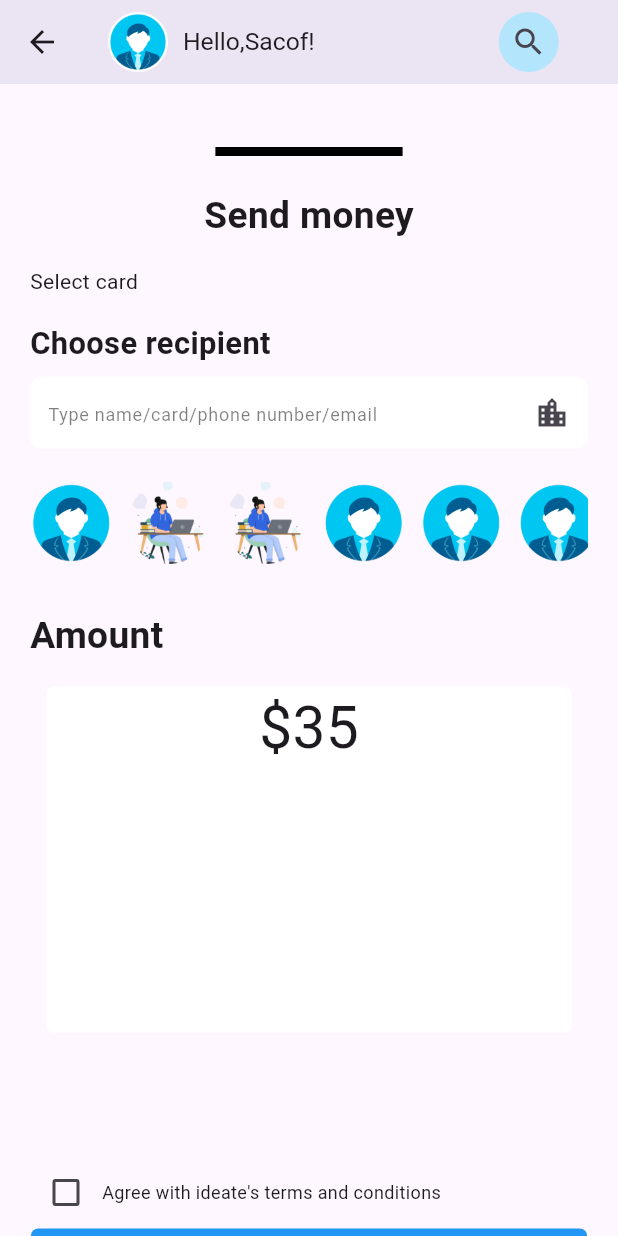
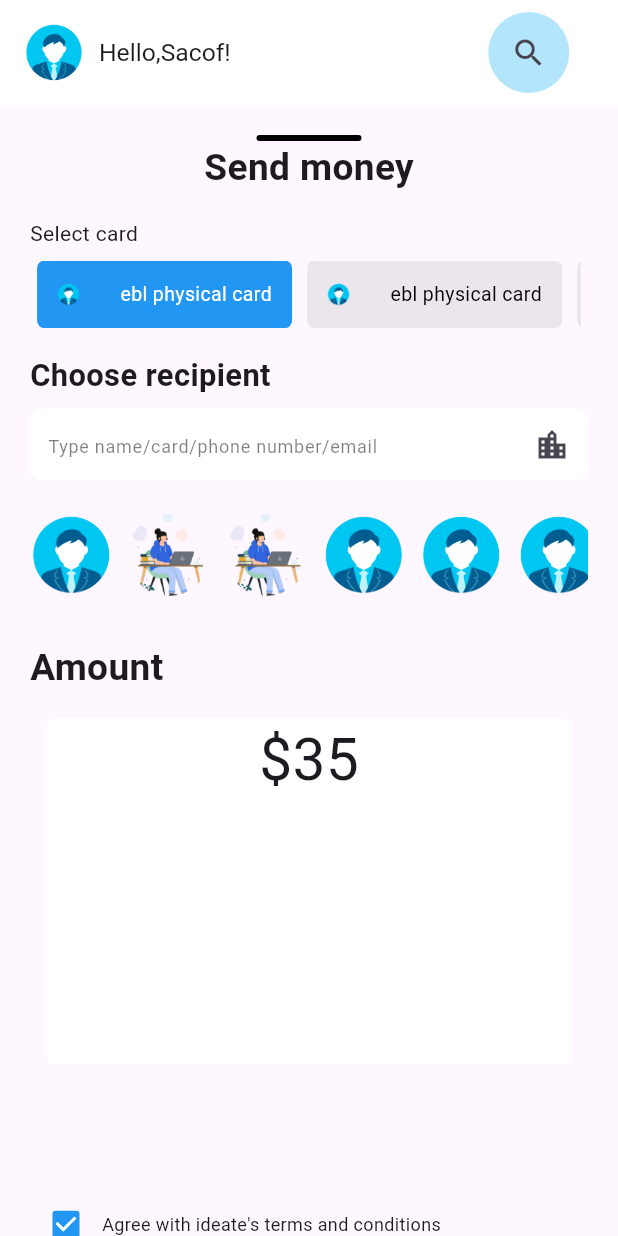
Before and after one commit to Honorine684/fluterrDay02, a Flutter app: the SnakeNavigationBarExampleScreen screen opened directly, scrolled down 310 dp, after a tap on "Send", on a phone screen of 412 x 824 dp. Run offline on Flutter 3.47's test engine with Material 3 defaults, Android fonts, the phone set to English and light mode, and no system bars; our stand-ins replace fl_chart, flutter_snake_navigationbar, shared_preferences, sqflite; missing offline and left inert: u_credit_card; accounts and stored records are empty.

Commit message:
UPDATE[Bottom navigation bar],ADD[verification champ email login et signup]

```diff
--- a/pay/lib/Home.dart
+++ b/pay/lib/Home.dart
@@ -3,6 +3,7 @@ import 'package:pay/JsonModels/User.dart';
 import 'package:pay/SQLite/sqlite.dart';
 import 'package:pay/SendMoney.dart';
 import 'package:shared_preferences/shared_preferences.dart';
+
 
 class Home extends StatefulWidget {
   const Home({super.key});
@@ -172,12 +173,35 @@ String dropdownvalue = 'All';
         child: Column(
           mainAxisAlignment: MainAxisAlignment.start,
           children: [
+           /* Row(
+              children: [
+                CreditCardUi(
+                  width: 300,
+                  cardHolderFullName: 'John Doe',
+                  cardNumber: '1234567812345678',
+                  validFrom: '01/23',
+                  validThru: '01/28',
+                  topLeftColor: Colors.blue,
+                  doesSupportNfc: true,
+                  placeNfcIconAtTheEnd: true,
+                  cardType: CardType.debit,
+                  cardProviderLogo: FlutterLogo(),
+                  cardProviderLogoPosition: CardProviderLogoPosition.right,
+                  showBalance: true,
+                  balance: 128.32434343,
+                  autoHideBalance: true,
+                  enableFlipping: true,
+                  cvvNumber: '123',
+                  ),
+              ],
+            ),*/
             SizedBox(
               height: hauteurEcran * 0.02,
             ),
             Padding(
               padding: EdgeInsets.only(right: 10, left: 10),
-              child: Container(
+              child:
+              Container(
                 // margin: EdgeInsets.only(right: 10,left: 10),
                 width: largeurEcran * 0.95,
                 height: hauteurEcran * 0.20,
@@ -307,14 +331,12 @@ String dropdownvalue = 'All';
                       Icons.send,
                       color: Colors.black,
                     ),
-                    onPressed: () => setState(() {
-                      Navigator.push(
-                          context,
-                          MaterialPageRoute(
-                              builder: (context) => const Sendmoney()));
+                   onPressed: () => setState(() {
+                      Navigator.push(context, MaterialPageRoute(builder: (context)=> const Sendmoney()));
                     }),
                   ),
                 ),
+
                 Container(
                   margin: EdgeInsets.all(5),
                   width: largeurEcran * 0.28,
@@ -455,9 +477,9 @@ String dropdownvalue = 'All';
                 ),
               ),
             ),
-          ],
-        ),
-      ),
-    );
+
+        ]),
+
+    ));
   }
 }
--- a/pay/lib/SendMoney.dart
+++ b/pay/lib/SendMoney.dart
@@ -11,6 +11,33 @@ class Sendmoney extends StatefulWidget {
   }
 }
 
+final List<Map<String,String>> card = [
+{
+  "image":"assets/images/avatar.png",
+  "texte":"ebl physical card"
+},
+{
+  "image":"assets/images/avatar.png",
+  "texte":"ebl physical card"
+},
+{
+  "image":"assets/images/avatar.png",
+  "texte":"ebl physical card"
+},
+{
+  "image":"assets/images/avatar.png",
+  "texte":"ebl physical card"
+},
+{
+  "image":"assets/images/avatar.png",
+  "texte":"ebl physical card"
+},
+{
+  "image":"assets/images/avatar.png",
+  "texte":"ebl physical card"
+},
+];
+
 class SendmoneyState extends State<Sendmoney> {
   bool voirRecherche = false;
   final searchController = TextEditingController();
@@ -19,24 +46,20 @@ class SendmoneyState extends State<Sendmoney> {
     searchController.dispose();
     super.dispose();
   }
+ int indexSelectione = 0;
 
-  int tag = 1;
-  List<String> tags = [];
-  List<String> options = [
-    "Physical abi card",
-    "Physical abi card",
-    "Physical abi card",
-  ];
+
   @override
   Widget build(BuildContext context) {
     final largeurEcran = MediaQuery.of(context).size.width;
     final hauteurEcran = MediaQuery.of(context).size.height;
-    bool? isChecked = false;
+    bool? isChecked = true;
     return Scaffold(
       //extendBodyBehindAppBar: true,
       appBar: AppBar(
-        backgroundColor: const Color.fromARGB(129, 255, 255, 255),
-        elevation: 10,
+        backgroundColor: Colors.white,
+        toolbarHeight: 70,
+        automaticallyImplyLeading: false,
         title: AnimatedCrossFade(
             firstChild: Row(
               children: [
@@ -95,18 +118,16 @@ class SendmoneyState extends State<Sendmoney> {
         padding: EdgeInsets.symmetric(horizontal: 20),
         child: Column(
           children: [
-            SizedBox(
-              height: 20,
-              width: 20,
-            ),
+            SizedBox(height: 20,width: 20,),
             Center(
-              child: Divider(
-              indent: largeurEcran*0.3,
-              endIndent: largeurEcran*0.3,
-              height: 50,
-              thickness: 6,
-              color: Colors.black,
-            ),
+              child: Container(
+                width: 70,
+                height: 4,
+                decoration: BoxDecoration(
+                  color: Colors.black,
+                  borderRadius: BorderRadius.circular(20)
+                ),
+              ),
             ),
             Center(
                 child: Text(
@@ -121,35 +142,40 @@ class SendmoneyState extends State<Sendmoney> {
             Row(
               children: [
                 Text("Select card"),
-                /*Column(
-                  children: [
-                    ChipsChoice.single(
-                        value: tag,
-                        onChanged: (val) => setState(() {
-                              val = tag;
-                            }),
-                        choiceItems:
-                            C2Choice.listFrom(
-                              source: options,
-                              value: (i,v)=>i,
-                              label: (i,v)=>v,
-                              disabled: (i,v)=> [0,2,5].contains(i)
-                              ),
-                        choiceActiveStyle: C2ChoiceStyle(
-                          color: Colors.blue,
-                          borderColor: Colors.blue,
-                          borderRadius: BorderRadius.circular(5)
-                          ),
-                          choiceStyle: C2ChoiceStyle(
-                            color: Colors.black,
-                            borderRadius: BorderRadius.circular(5)
-                            ),
-                        )
-                  ],
-                )*/
               ],
             ),
-            SizedBox(height: hauteurEcran*0.02,),
+            SizedBox(height:hauteurEcran*0.01,),
+            SizedBox(
+              height: 45,
+              width: largeurEcran*0.88,
+              child:
+              ListView.builder(
+              scrollDirection: Axis.horizontal,
+              itemCount: card.length,
+              itemBuilder: (context, index) =>
+                GestureDetector(
+                  onTap: () {
+                    setState(() {
+                    indexSelectione = index;
+                    });
+                  },
+                child: Container(
+                  height: 40,
+                  width: 170,
+                  margin: EdgeInsets.only(right: 10),
+                  decoration: BoxDecoration(
+                    borderRadius: BorderRadius.circular(5),
+
+                    color:indexSelectione == index ? Colors.blue : Colors.grey.withOpacity(0.2),),
+
+                    child: Row(
+                    mainAxisAlignment: MainAxisAlignment.spaceEvenly,
+                      children: [
+                        Image.asset(card[index]["image"]!, height: 15, width: 15,),
+                        SizedBox(height: 8,),
+                    Text(card[index]["texte"]!,style: TextStyle(fontSize: 13,color: indexSelectione == index ? Colors.white : Colors.black,),)],) ),), ) ),
+
+          SizedBox(height: hauteurEcran*0.02,),
             Row(
               children: [
                 Text("Choose recipient",style: TextStyle(fontSize: largeurEcran*0.05,fontWeight: FontWeight.bold),)
@@ -248,7 +274,9 @@ class SendmoneyState extends State<Sendmoney> {
                   color: Colors.blue
                 ),
                 child: TextButton(
-                  onPressed: () async {},
+                  onPressed: (){
+                    Navigator.pop(context);
+                  },
                   child: Text("Send money",style: TextStyle(fontSize: largeurEcran*0.055,color: Colors.white),),
                 ),
               ),
--- a/pay/lib/main.dart
+++ b/pay/lib/main.dart
@@ -3,7 +3,6 @@ import 'package:flutter_snake_navigationbar/flutter_snake_navigationbar.dart';
 import 'package:pay/Home.dart';
 import 'package:pay/Login.dart';
 import 'package:pay/Wallet.dart';
-import 'package:pay/appbarComponent.dart';
 import 'package:shared_preferences/shared_preferences.dart';
 
 void main() async {
@@ -89,14 +88,8 @@ class SnakeNavigationBarExampleScreen extends StatefulWidget {
 
 class _SnakeNavigationBarExampleScreenState
     extends State<SnakeNavigationBarExampleScreen> {
-
-
   int activeBottom = 0;
-  final pages = [
-    Home(),
-    Wallet(),
-    Wallet()
-  ];
+  final pages = [Home(), Wallet(), Wallet()];
   final BorderRadius _borderRadius = const BorderRadius.only(
     topLeft: Radius.circular(25),
     topRight: Radius.circular(25),
@@ -108,13 +101,12 @@ class _SnakeNavigationBarExampleScreenState
   SnakeBarBehaviour snakeBarStyle = SnakeBarBehaviour.floating;
   EdgeInsets padding = const EdgeInsets.all(12);
 
- int _selectedItemPosition = 2;
   SnakeShape snakeShape = SnakeShape.circle;
 
-  bool showSelectedLabels = false;
-  bool showUnselectedLabels = false;
+  bool showSelectedLabels = true;
+  bool showUnselectedLabels = true;
 
-  Color selectedColor = Colors.black;
+  Color selectedColor = Colors.blue;
   Color unselectedColor = Colors.blueGrey;
 
   Gradient selectedGradient =
@@ -130,12 +122,8 @@ class _SnakeNavigationBarExampleScreenState
     const Color(0xFFF4E4CE),
   ];
 
-
-
   @override
   Widget build(BuildContext context) {
-    /*final largeurEcran = MediaQuery.of(context).size.width;
-    final hauteurEcran = MediaQuery.of(context).size.height;*/
     //deconnexion
     Future<void> logout() async {
       final SharedPreferences prefs = await SharedPreferences.getInstance();
@@ -146,42 +134,11 @@ class _SnakeNavigationBarExampleScreenState
       );
     }
 
-
     return Scaffold(
       extendBodyBehindAppBar: true,
       resizeToAvoidBottomInset: true,
       extendBody: true,
-
-      body:pages[activeBottom],
-      /*AnimatedContainer(
-        color: containerColor ?? containerColors[0],
-        duration: const Duration(seconds: 1),
-        child: PageView(
-          onPageChanged: _onPageChanged,
-          children: <Widget>[
-            Home(),
-            Wallet(),
-            /*PagerPageWidget(
-              text: 'It comes in all shapes and sizes...',
-              description:
-                  'Change indicator and bottom bar shape at your will.',
-              image: Image.asset('images/flutter2.png'),
-            ),
-            PagerPageWidget(
-              text: '...not only the ones you see here',
-              description:
-                  'Combine different shapes for unique and personalized style!.',
-              image: Image.asset('images/flutter3.png'),
-            ),
-            PagerPageWidget(
-              text: 'And it\'s all open source!',
-              description:
-                  'Get the Flutter library on github.com/herodotdigital',
-              image: Image.asset('images/flutter4.png'),
-            ),*/
-          ],
-        ),
-      ),*/
+      body: pages[activeBottom],
       bottomNavigationBar: SnakeNavigationBar.color(
         behaviour: snakeBarStyle,
         snakeShape: snakeShape,
@@ -189,37 +146,27 @@ class _SnakeNavigationBarExampleScreenState
         padding: padding,
 
         ///configuration for SnakeNavigationBar.color
-        snakeViewColor: selectedColor,
-        selectedItemColor:
-            snakeShape == SnakeShape.indicator ? selectedColor : null,
+        snakeViewColor: selectedColor.withOpacity(0.2),
+        selectedItemColor: selectedColor,
         unselectedItemColor: unselectedColor,
+        showSelectedLabels: true,
+        showUnselectedLabels: true,
 
-        ///configuration for SnakeNavigationBar.gradient
-        // snakeViewGradient: selectedGradient,
-        // selectedItemGradient: snakeShape == SnakeShape.indicator ? selectedGradient : null,
-        // unselectedItemGradient: unselectedGradient,
-
-        showUnselectedLabels: showUnselectedLabels,
-        showSelectedLabels: showSelectedLabels,
-
-        currentIndex: _selectedItemPosition,
+        currentIndex: activeBottom,
         onTap: (index) {
           if (index == 3) {
             // Index de l'icône de déconnexion
             logout();
           } else {
-            setState(() => activeBottom = index);
+            activeBottom = index;
+            _onPageChanged(activeBottom);
           }
-
-          /*if(index==1){
-            Navigator.push(context, MaterialPageRoute(builder: (context)=> const Wallet()));
-          }*/
         },
         items: const [
           BottomNavigationBarItem(icon: Icon(Icons.home), label: 'Home'),
+          BottomNavigationBarItem(icon: Icon(Icons.wallet), label: 'Wallet'),
           BottomNavigationBarItem(
-              icon: Icon(Icons.wallet), label: 'Wallet'),
-          BottomNavigationBarItem(icon: Icon(Icons.gif_outlined), label: 'Cadeau'),
+              icon: Icon(Icons.gif_outlined), label: 'Cadeau'),
           BottomNavigationBarItem(
               icon: Icon(Icons.logout_sharp), label: 'deconnexion')
         ],
@@ -229,7 +176,7 @@ class _SnakeNavigationBarExampleScreenState
     );
   }
 
- void _onPageChanged(int activeBottom) {
+  void _onPageChanged(int activeBottom) {
     containerColor = containerColors[activeBottom];
     switch (activeBottom) {
       case 0:
--- a/pay/pubspec.yaml
+++ b/pay/pubspec.yaml
@@ -39,6 +39,7 @@ dependencies:
   path: ^1.9.0
   shared_preferences: ^2.5.2
   fl_chart: ^0.70.2
+  u_credit_card: ^1.4.0
   #chips_choice_null_safety: ^2.0.6
 
 dev_dependencies:
```
Also changed, not shown: pay/lib/Login.dart (+8 -5 lines), pay/lib/Signup.dart (+9 -6 lines), pay/lib/Wallet.dart (+65 -52 lines), pay/pubspec.lock.
